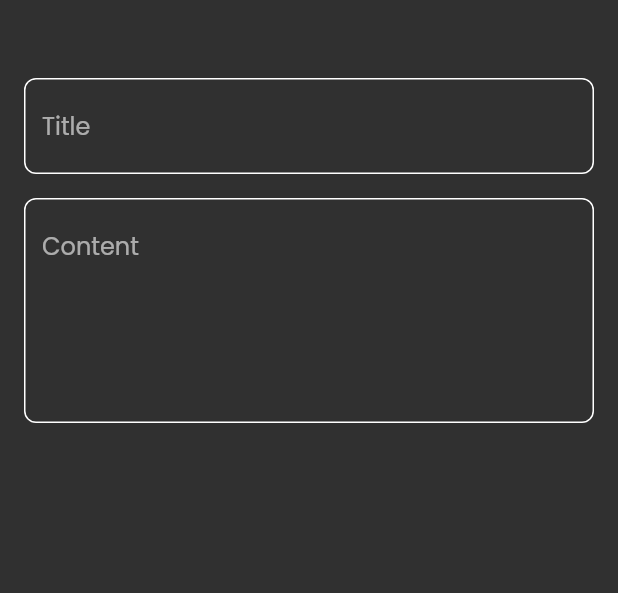
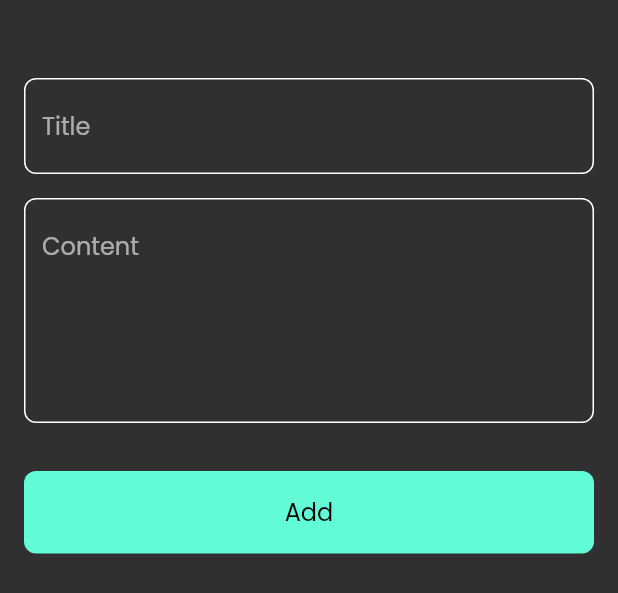
Before and after one commit to salsabilelshiekh2022/noteApp, a Flutter app: the AddNoteButtomSheet widget shown alone on an empty page, opened directly, on a phone screen of 412 x 824 dp. Shown: the top 593 px of the screen. Run offline on Flutter 3.47's test engine with Material 2 defaults, Android fonts, the phone set to English and light mode, and no system bars.

Commit message:
Add custom button

```diff
--- a/lib/views/widgets/add_note_bottom_sheet.dart
+++ b/lib/views/widgets/add_note_bottom_sheet.dart
@@ -1,4 +1,5 @@
 import 'package:flutter/material.dart';
+import 'package:note_app/views/widgets/custom_bottom.dart';
 import 'package:note_app/views/widgets/custom_text_field.dart';
 
 class AddNoteButtomSheet extends StatelessWidget {
@@ -8,6 +9,7 @@ class AddNoteButtomSheet extends StatelessWidget {
   Widget build(BuildContext context) {
     return Padding(
       padding: const EdgeInsets.all(16),
+      child: SingleChildScrollView(
         child: Column(
           children: const [
             SizedBox(
@@ -23,7 +25,15 @@ class AddNoteButtomSheet extends StatelessWidget {
               hintText: 'Content',
               maxLines: 5,
             ),
+            SizedBox(
+              height: 32,
+            ),
+            CustomButton(),
+            SizedBox(
+              height: 16,
+            ),
           ],
+        ),
       ),
     );
   }
--- /dev/null
+++ b/lib/views/widgets/custom_bottom.dart
@@ -0,0 +1,29 @@
+import 'package:flutter/material.dart';
+
+import '../../constants/constant.dart';
+
+class CustomButton extends StatelessWidget {
+  const CustomButton({super.key});
+
+  @override
+  Widget build(BuildContext context) {
+    return InkWell(
+      onTap: () {},
+      child: SizedBox(
+          width: double.infinity,
+          height: 55,
+          child: DecoratedBox(
+            decoration: BoxDecoration(
+                color: primaryColor, borderRadius: BorderRadius.circular(8)),
+            child: Center(
+              child: Text(
+                'Add',
+                style: Theme.of(context).textTheme.titleMedium!.copyWith(
+                      color: Colors.black,
+                    ),
+              ),
+            ),
+          )),
+    );
+  }
+}
```
Lines whose indentation alone changed are shown as unchanged.
